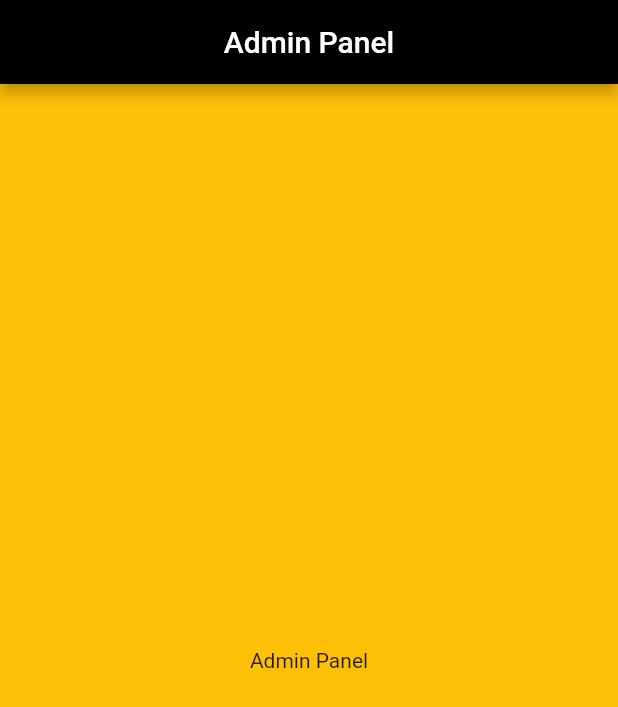
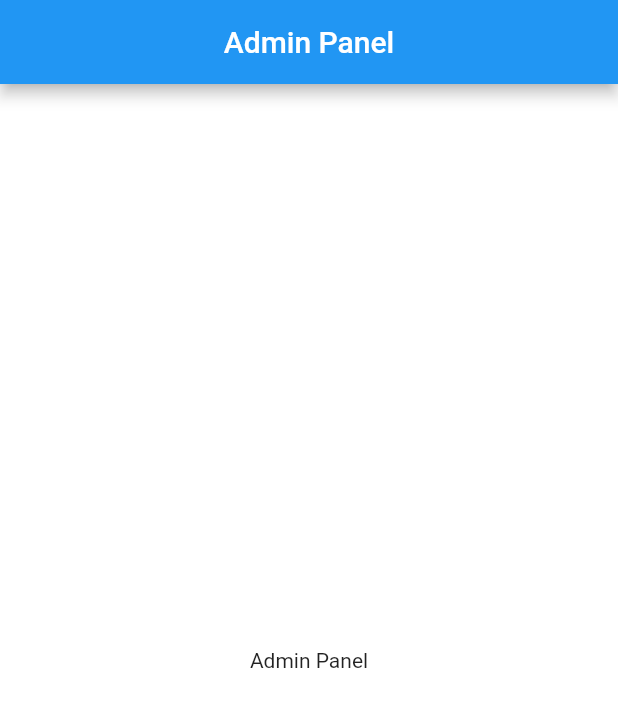
Before and after one commit to Devsaci/grocery_app_adminpanel_hadji_v2, a Flutter app: the screen it shows after launch, on a phone screen of 412 x 824 dp. Shown: the top 707 px of the screen. Run offline on Flutter 3.47's test engine with Material 2 defaults, Android fonts, the phone set to English and light mode, and no system bars.

Commit message:
themeData(bool isDarkTheme, BuildContext context)

```diff
--- a/lib/consts/theme_data.dart
+++ b/lib/consts/theme_data.dart
@@ -1,9 +1,10 @@
 import 'package:flutter/material.dart';
 
 class Styles {
-  static ThemeData themeData() {
+  static ThemeData themeData(bool isDarkTheme, BuildContext context) {
     return ThemeData(
-      scaffoldBackgroundColor:  Color(0xFF00001a),
+      scaffoldBackgroundColor:
+          isDarkTheme ? const Color(0xFF00001a) : const Color(0xFFFFFFFF),
     );
   }
 }
--- a/lib/main.dart
+++ b/lib/main.dart
@@ -1,4 +1,5 @@
 import 'package:flutter/material.dart';
+import 'package:grocery_app_adminpanel_hadji_v2/consts/theme_data.dart';
 
 import 'home_screen.dart';
 
@@ -13,11 +14,7 @@ class MyApp extends StatelessWidget {
   Widget build(BuildContext context) {
     return MaterialApp(
       title: "Admin Panel",
-      theme: ThemeData(
-        appBarTheme: const AppBarTheme(color: Colors.black),
-        scaffoldBackgroundColor: Colors.amber,
-        primarySwatch: Colors.brown,
-      ),
+      theme: Styles.themeData(false, context),
       home: const HomeScreen(),
     );
   }
```
